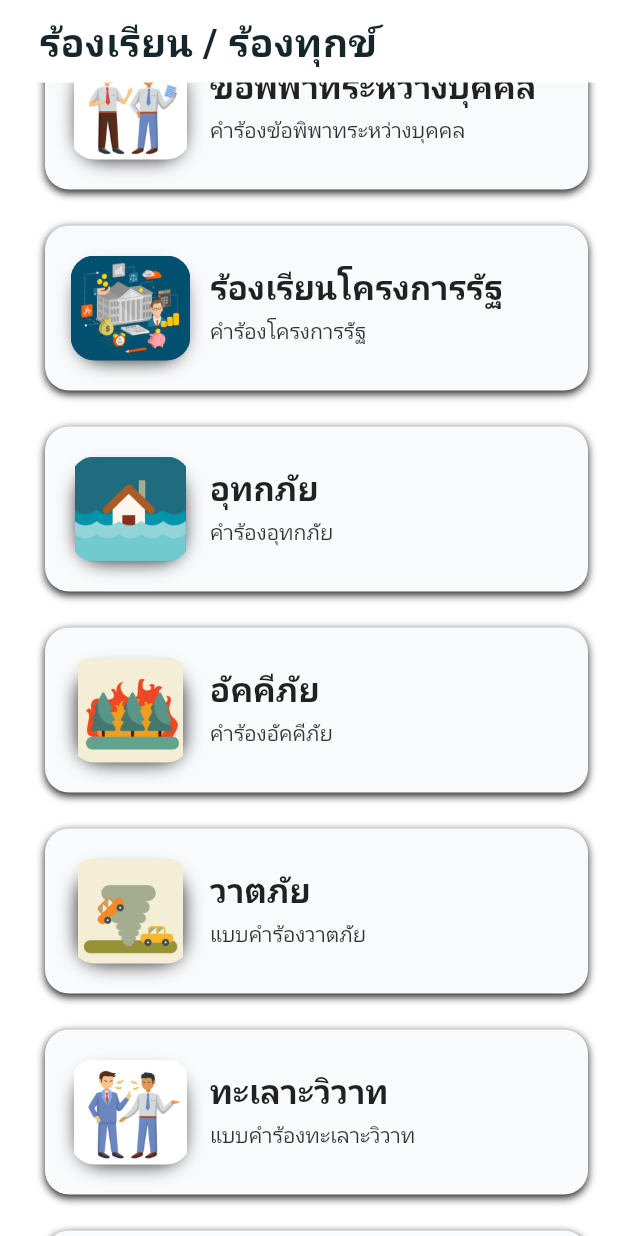
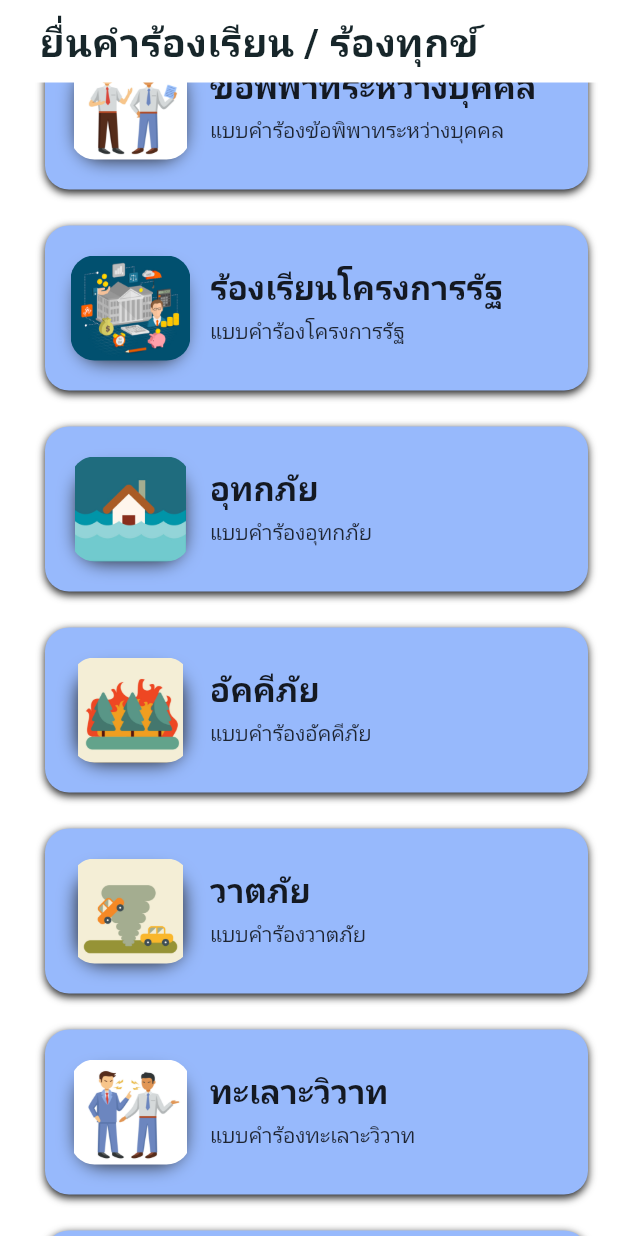
Before and after one commit to supakjack/bang-pla-60-flutter, a Flutter app: the CategoryPage screen opened directly, scrolled down 398 dp, on a phone screen of 412 x 824 dp. Run offline on Flutter 3.47's test engine with Material 2 defaults, Android fonts, the phone set to English and light mode, and no system bars; drawn by our look-alikes of auto_size_text; our stand-ins replace bloc, carousel_slider, charts_flutter, datetime_picker_formfield, font_awesome_flutter, image_picker and 2 more; missing offline and left inert: flutter_circular_chart, flutter_sparkline.

Commit message:
แก้ไขคำ+ใส่สี

```diff
--- a/lib/ui/complain_page/CategoryPage.dart
+++ b/lib/ui/complain_page/CategoryPage.dart
@@ -23,9 +23,9 @@ class _CategoryPageState extends State<CategoryPage> with TickerProviderStateMix
   @override
   void initState() {
     animationController = AnimationController(
-        duration: Duration(milliseconds: 1000), vsync: this);
+        duration: Duration(milliseconds: 2000), vsync: this);
     super.initState();
-    listnewsimage.add('assets/images/webInterFace.png');
+   // listnewsimage.add('assets/images/webInterFace.png');
     listnewsimage.add('assets/images/complain/maincomplain.png');
     listnewsimage.add('assets/images/complain/mainstatus.jpg');
     listnewsimage.add('assets/images/complain/news1.jpg');
@@ -272,7 +272,7 @@ class _CategoryPageState extends State<CategoryPage> with TickerProviderStateMix
                       padding:
                           const EdgeInsets.only(top: 0, left: 18, right: 16),
                       child: Text(
-                        "ร้องเรียน / ร้องทุกข์",
+                        "ยื่นคำร้องเรียน / ร้องทุกข์",
                         textAlign: TextAlign.left,
                         style: TextStyle(
                           fontWeight: FontWeight.w600,
--- a/lib/ui/complain_page/CategoryPageList.dart
+++ b/lib/ui/complain_page/CategoryPageList.dart
@@ -50,7 +50,7 @@ class CategoryPageList extends StatelessWidget {
                             Expanded(
                               child: Container(
                                 decoration: new BoxDecoration(
-                                  color: HexColor('#F8FAFB'),
+                                  color: HexColor('#97b9fc'),
                                   borderRadius:
                                       BorderRadius.all(Radius.circular(16.0)),
                                   boxShadow: <BoxShadow>[
--- a/lib/ui/complain_page/ComplainForm.dart
+++ b/lib/ui/complain_page/ComplainForm.dart
@@ -479,7 +479,7 @@ class _ComplainFormInputState extends State<ComplainFormInput> {
                                                                   cursorColor: BangplaAppTheme.buildLightTheme().primaryColor,
                                                                   decoration:new InputDecoration(
                                                                   border:InputBorder.none,
-                                                                  hintText:"กรุณากรอกรายละเอียดร้อง",
+                                                                  hintText:"กรุณากรอกรายละเอียดคำร้อง",
                                                                 ),
                                                                 validator: (cdoc_detail) {
                                                                   if (cdoc_detail.isEmpty) {
--- a/lib/ui/complain_page/ComplainPage.dart
+++ b/lib/ui/complain_page/ComplainPage.dart
@@ -21,7 +21,7 @@ class _ComplainPageState extends State<ComplainPage> with TickerProviderStateMix
 
   @override
   void initState() {
-    animationController = AnimationController(duration: Duration(milliseconds: 1000), vsync: this);
+    animationController = AnimationController(duration: Duration(milliseconds: 2000), vsync: this);
     super.initState();
   }
 
--- a/lib/ui/complain_page/ComplainPageList.dart
+++ b/lib/ui/complain_page/ComplainPageList.dart
@@ -48,7 +48,7 @@ class ComplainPageList extends StatelessWidget {
                             Expanded(
                               child: Container(
                                 decoration: new BoxDecoration(
-                                  color: HexColor('#F8FAFB'),
+                                  color: HexColor('#97b9fc'),
                                   borderRadius:
                                       BorderRadius.all(Radius.circular(16.0)),
                                   boxShadow: <BoxShadow>[
--- a/lib/ui/complain_page/model/ComplainRequestList.dart
+++ b/lib/ui/complain_page/model/ComplainRequestList.dart
@@ -41,25 +41,25 @@ class CategoryRequestList {
     CategoryRequestList(
       imagePath: 'assets/images/complain/dispute.jpg',
       title: 'ข้อพิพาทระหว่างบุคคล',
-      subtitle: 'คำร้องข้อพิพาทระหว่างบุคคล',
+      subtitle: 'แบบคำร้องข้อพิพาทระหว่างบุคคล',
       cda_cdt_id: 23,
     ),
     CategoryRequestList(
       imagePath: 'assets/images/complain/government.jpg',
       title: 'ร้องเรียนโครงการรัฐ',
-      subtitle: 'คำร้องโครงการรัฐ',
+      subtitle: 'แบบคำร้องโครงการรัฐ',
       cda_cdt_id: 24,
     ),
     CategoryRequestList(
       imagePath: 'assets/images/complain/flood.jpg',
       title: 'อุทกภัย',
-      subtitle: 'คำร้องอุทกภัย',
+      subtitle: 'แบบคำร้องอุทกภัย',
       cda_cdt_id: 28,
     ),
     CategoryRequestList(
       imagePath: 'assets/images/complain/fire.jpg',
       title: 'อัคคีภัย',
-      subtitle: 'คำร้องอัคคีภัย',
+      subtitle: 'แบบคำร้องอัคคีภัย',
       cda_cdt_id: 29,
     ),
     CategoryRequestList(
@@ -83,7 +83,7 @@ class CategoryRequestList {
     CategoryRequestList(
       imagePath: 'assets/images/complain/conflict.jpg',
       title: 'การวิวาท',
-      subtitle: 'ร้องเรียนการวิวาท',
+      subtitle: 'แบบคำร้องเรียนการวิวาท',
       cda_cdt_id: 39,
     ),
   ];
@@ -123,7 +123,7 @@ class StatusRequestList {
     StatusRequestList(
       imagePath: 'assets/images/complain/dispute.jpg',
       title: 'ข้อพิพาทระหว่างบุคคล',
-      status: 'กำลังดำเนินทำงาน',
+      status: 'กำลังดำเนินการ',
     ),
     StatusRequestList(
       imagePath: 'assets/images/complain/government.jpg',
```
Also changed, not shown: 1 other file.
